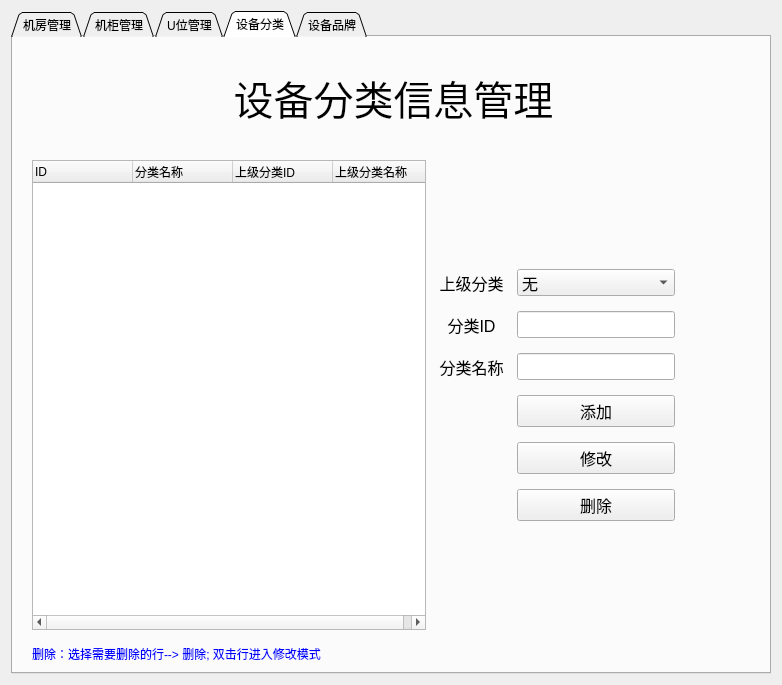
Above: ui/base_info.ui from tainyuhong/pyside_machine_system before the change. Below: the same form after it.
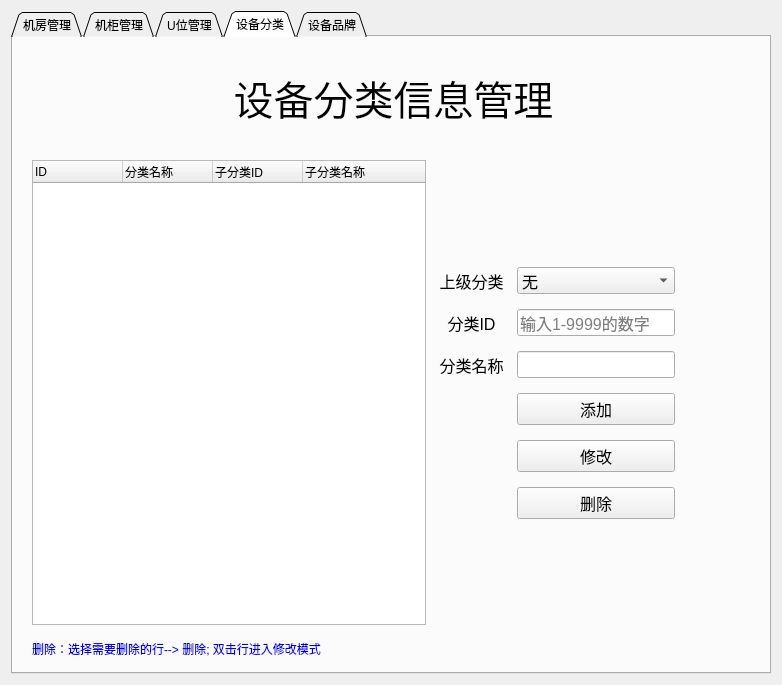
That is the form after the change. The open tabs and pages were chosen to show the change.

Commit message: 已完成设备分类显示、添加分类、删除分类

The edit to the form file:
```diff
--- a/ui/base_info.ui
+++ b/ui/base_info.ui
@@ -978,6 +978,9 @@
            <property name="topMargin">
             <number>6</number>
            </property>
+           <property name="bottomMargin">
+            <number>5</number>
+           </property>
            <property name="verticalSpacing">
             <number>15</number>
            </property>
@@ -1001,6 +1004,9 @@
              <property name="editTriggers">
               <set>QAbstractItemView::NoEditTriggers</set>
              </property>
+             <attribute name="headerDefaultSectionSize">
+              <number>90</number>
+             </attribute>
              <attribute name="headerStretchLastSection">
               <bool>true</bool>
              </attribute>
@@ -1016,12 +1022,12 @@
              </column>
              <column>
               <property name="text">
-               <string>上级分类ID</string>
+               <string>子分类ID</string>
               </property>
              </column>
              <column>
               <property name="text">
-               <string>上级分类名称</string>
+               <string>子分类名称</string>
               </property>
              </column>
             </widget>
@@ -1106,6 +1112,18 @@
                <pointsize>12</pointsize>
               </font>
              </property>
+             <property name="inputMethodHints">
+              <set>Qt::ImhNone</set>
+             </property>
+             <property name="inputMask">
+              <string/>
+             </property>
+             <property name="maxLength">
+              <number>4</number>
+             </property>
+             <property name="placeholderText">
+              <string>输入1-9999的数字</string>
+             </property>
             </widget>
            </item>
            <item row="3" column="1">
```
Left out of the diff: 2 changed lines with no effect on the pictures. The commit also changes 6 other files.
